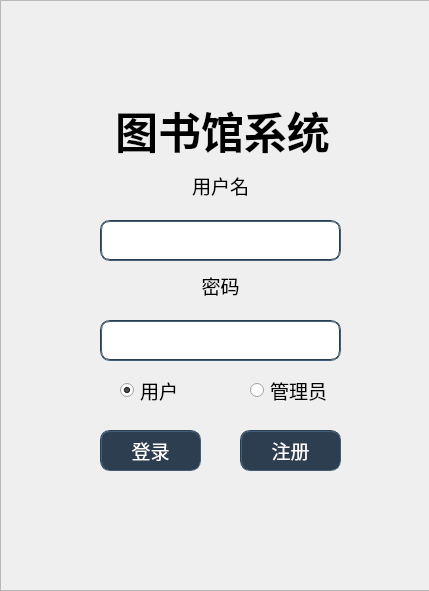
First picture: the form in abc/login.ui, repository BookMangeTeam/bookmanage, before the edit.
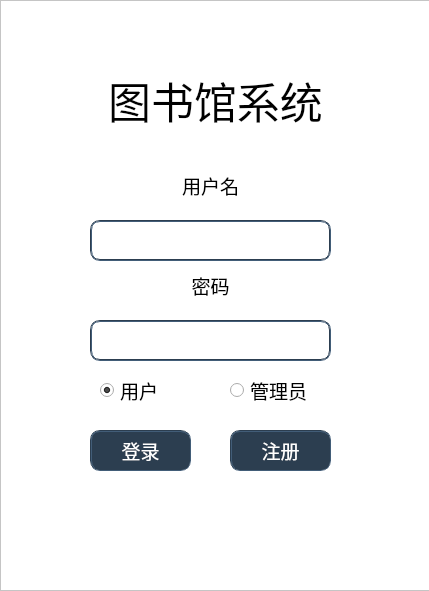
Second picture: the form after the edit. Icons and pictures are not drawn.

Diff of the .ui file:
```diff
--- a/abc/login.ui
+++ b/abc/login.ui
@@ -44,9 +44,7 @@
     <bool>false</bool>
    </property>
    <property name="styleSheet">
-    <string notr="true">#loginBackgroundFrame{
-border-image: url(:/1.jpg);
-}</string>
+    <string notr="true">background:#fff</string>
    </property>
    <property name="frameShape">
     <enum>QFrame::StyledPanel</enum>
@@ -57,8 +55,8 @@
    <widget class="QLabel" name="title">
     <property name="geometry">
      <rect>
-      <x>87</x>
-      <y>100</y>
+      <x>80</x>
+      <y>70</y>
       <width>271</width>
       <height>61</height>
      </rect>
@@ -67,8 +65,8 @@
      <font>
       <family>等线</family>
       <pointsize>32</pointsize>
-      <weight>75</weight>
-      <bold>true</bold>
+      <weight>50</weight>
+      <bold>false</bold>
      </font>
     </property>
     <property name="autoFillBackground">
@@ -87,7 +85,7 @@
    <widget class="QLabel" name="user_name">
     <property name="geometry">
      <rect>
-      <x>180</x>
+      <x>170</x>
       <y>170</y>
       <width>81</width>
       <height>31</height>
@@ -109,7 +107,7 @@
    <widget class="QLineEdit" name="user_nameInput">
     <property name="geometry">
      <rect>
-      <x>100</x>
+      <x>90</x>
       <y>220</y>
       <width>241</width>
       <height>41</height>
@@ -131,7 +129,7 @@
    <widget class="QLabel" name="password">
     <property name="geometry">
      <rect>
-      <x>190</x>
+      <x>180</x>
       <y>270</y>
       <width>61</width>
       <height>31</height>
@@ -153,7 +151,7 @@
    <widget class="QLineEdit" name="passwordInput">
     <property name="geometry">
      <rect>
-      <x>100</x>
+      <x>90</x>
       <y>320</y>
       <width>241</width>
       <height>41</height>
@@ -175,7 +173,7 @@
    <widget class="QRadioButton" name="user_option">
     <property name="geometry">
      <rect>
-      <x>120</x>
+      <x>100</x>
       <y>380</y>
       <width>101</width>
       <height>21</height>
@@ -200,7 +198,7 @@
    <widget class="QRadioButton" name="administrator_option">
     <property name="geometry">
      <rect>
-      <x>250</x>
+      <x>230</x>
       <y>380</y>
       <width>91</width>
       <height>21</height>
@@ -219,7 +217,7 @@
    <widget class="QPushButton" name="loginButton">
     <property name="geometry">
      <rect>
-      <x>100</x>
+      <x>90</x>
       <y>430</y>
       <width>101</width>
       <height>41</height>
@@ -244,7 +242,7 @@
    <widget class="QPushButton" name="registerButton">
     <property name="geometry">
      <rect>
-      <x>240</x>
+      <x>230</x>
       <y>430</y>
       <width>101</width>
       <height>41</height>
```
